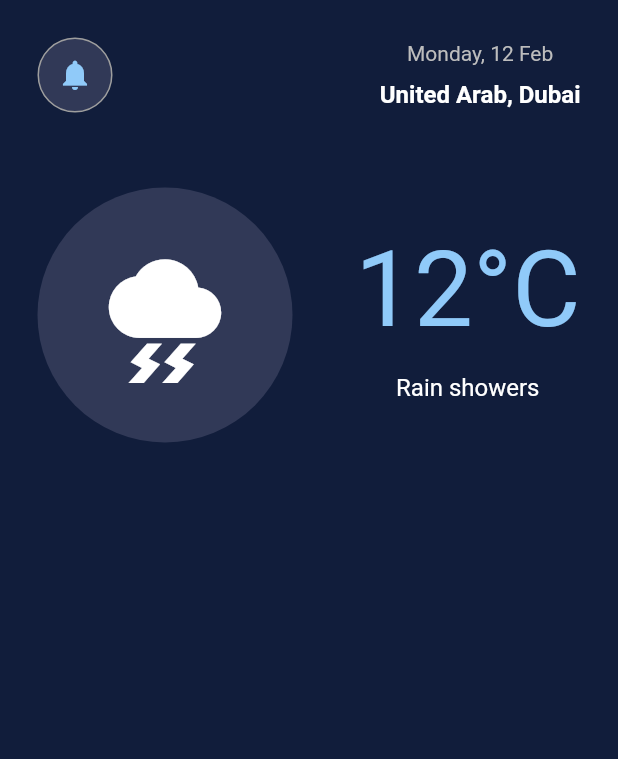
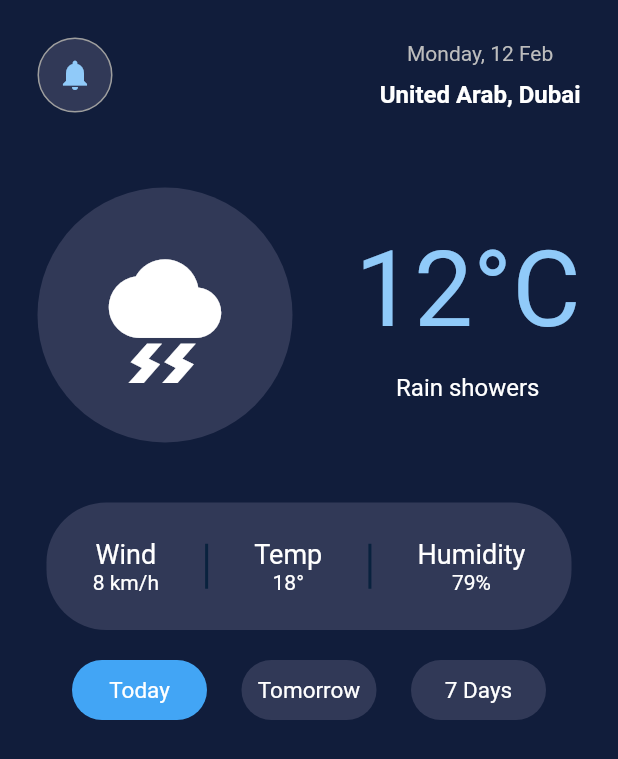
Before and after one commit to BrooitsFeiskJR/ForecastApp, a Flutter app: the screen it shows after launch, on a phone screen of 412 x 824 dp. Shown: the top 759 px of the screen. Run offline on Flutter 3.47's test engine with Material 2 defaults, Android fonts, the phone set to English and light mode, and no system bars.

Commit message:
New features

```diff
--- a/lib/screens/home_page.dart
+++ b/lib/screens/home_page.dart
@@ -1,3 +1,5 @@
+// ignore_for_file: prefer_const_constructors
+
 import 'package:flutter/material.dart';
 
 class HomePage extends StatelessWidget {
@@ -89,7 +91,146 @@ class HomePage extends StatelessWidget {
                     ],
                   )
                 ],
-              )
+              ),
+              const SizedBox(
+                height: 25,
+              ),
+              Container(
+                height: 85,
+                width: 350,
+                decoration: BoxDecoration(
+                  color: Color.fromRGBO(49, 57, 87, 1),
+                  borderRadius: BorderRadius.circular(40),
+                ),
+                child: Row(
+                  mainAxisAlignment: MainAxisAlignment.spaceEvenly,
+                  children: [
+                    Column(
+                      mainAxisAlignment: MainAxisAlignment.center,
+                      // ignore: prefer_const_literals_to_create_immutables
+                      children: [
+                        Text(
+                          "Wind",
+                          style: TextStyle(
+                            color: Colors.white,
+                            fontSize: 18,
+                          ),
+                        ),
+                        Text(
+                          "8 km/h",
+                          style: TextStyle(
+                            color: Colors.white,
+                          ),
+                        ),
+                      ],
+                    ),
+                    Container(
+                      height: 30,
+                      width: 2,
+                      color: Color.fromARGB(255, 9, 34, 62),
+                    ),
+                    Column(
+                      mainAxisAlignment: MainAxisAlignment.center,
+                      // ignore: prefer_const_literals_to_create_immutables
+                      children: [
+                        Text(
+                          "Temp",
+                          style: TextStyle(
+                            color: Colors.white,
+                            fontSize: 18,
+                          ),
+                        ),
+                        Text(
+                          "18°",
+                          style: TextStyle(
+                            color: Colors.white,
+                          ),
+                        ),
+                      ],
+                    ),
+                    Container(
+                      height: 30,
+                      width: 2,
+                      color: Color.fromARGB(255, 9, 34, 62),
+                    ),
+                    Column(
+                      mainAxisAlignment: MainAxisAlignment.center,
+                      // ignore: prefer_const_literals_to_create_immutables
+                      children: [
+                        Text(
+                          "Humidity",
+                          style: TextStyle(
+                            color: Colors.white,
+                            fontSize: 18,
+                          ),
+                        ),
+                        Text(
+                          "79%",
+                          style: TextStyle(
+                            color: Colors.white,
+                          ),
+                        ),
+                      ],
+                    ),
+                  ],
+                ),
+              ),
+              SizedBox(
+                height: 20,
+              ),
+              Row(
+                mainAxisAlignment: MainAxisAlignment.spaceEvenly,
+                children: [
+                  Container(
+                    alignment: Alignment.center,
+                    height: 40,
+                    width: 90,
+                    decoration: BoxDecoration(
+                      borderRadius: BorderRadius.circular(20),
+                      color: Colors.blue[400],
+                    ),
+                    child: Text(
+                      "Today",
+                      style: TextStyle(
+                        color: Colors.white,
+                        fontSize: 15,
+                      ),
+                    ),
+                  ),
+                  Container(
+                    alignment: Alignment.center,
+                    height: 40,
+                    width: 90,
+                    decoration: BoxDecoration(
+                      borderRadius: BorderRadius.circular(20),
+                      color: Color.fromRGBO(49, 57, 87, 1),
+                    ),
+                    child: Text(
+                      "Tomorrow",
+                      style: TextStyle(
+                        color: Colors.white,
+                        fontSize: 15,
+                      ),
+                    ),
+                  ),
+                  Container(
+                    alignment: Alignment.center,
+                    height: 40,
+                    width: 90,
+                    decoration: BoxDecoration(
+                      borderRadius: BorderRadius.circular(20),
+                      color: Color.fromRGBO(49, 57, 87, 1),
+                    ),
+                    child: Text(
+                      "7 Days",
+                      style: TextStyle(
+                        color: Colors.white,
+                        fontSize: 15,
+                      ),
+                    ),
+                  ),
+                ],
+              ),
             ],
           ),
         ),
```
